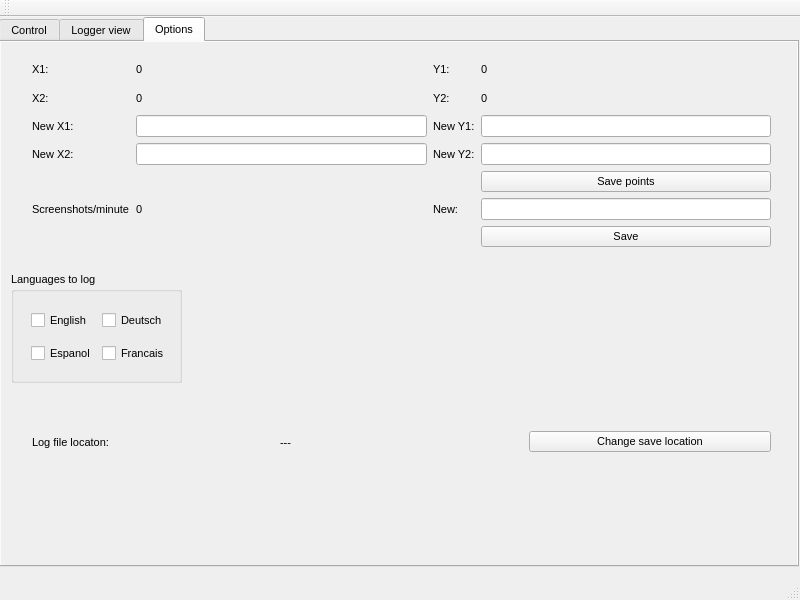
Above: GW2-Chatlogger/gw2chatlogger.ui from Ydalirsson/gw2-Chatlogger before the change. Below: the same form after it.
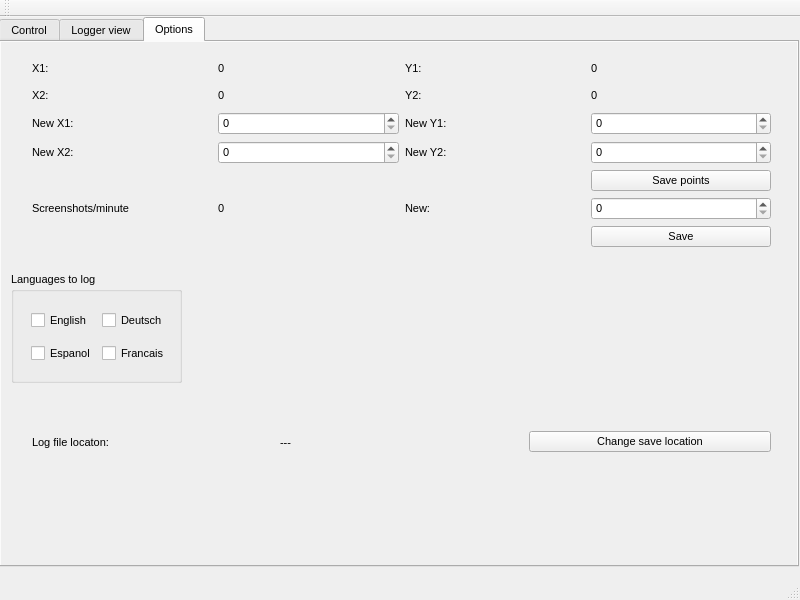
That is the form after the change. The open tabs and pages were chosen to show the change.

```diff
--- a/GW2-Chatlogger/gw2chatlogger.ui
+++ b/GW2-Chatlogger/gw2chatlogger.ui
@@ -188,7 +188,11 @@
         </widget>
        </item>
        <item row="2" column="4">
-        <widget class="QLineEdit" name="newY1Edit"/>
+        <widget class="QSpinBox" name="newY1Edit">
+         <property name="maximum">
+          <number>10000</number>
+         </property>
+        </widget>
        </item>
        <item row="4" column="4">
         <widget class="QPushButton" name="savePointsBtn">
@@ -212,7 +216,11 @@
         </widget>
        </item>
        <item row="5" column="4">
-        <widget class="QLineEdit" name="newSpmEdit"/>
+        <widget class="QSpinBox" name="newSpmEdit">
+         <property name="maximum">
+          <number>240</number>
+         </property>
+        </widget>
        </item>
        <item row="5" column="0">
         <widget class="QLabel" name="spmLbl">
@@ -225,7 +233,11 @@
         </widget>
        </item>
        <item row="2" column="2">
-        <widget class="QLineEdit" name="newX1Edit"/>
+        <widget class="QSpinBox" name="newX1Edit">
+         <property name="maximum">
+          <number>10000</number>
+         </property>
+        </widget>
        </item>
        <item row="3" column="0">
         <widget class="QLabel" name="newX2Lbl">
@@ -263,10 +275,18 @@
         </widget>
        </item>
        <item row="3" column="2">
-        <widget class="QLineEdit" name="newX2Edit"/>
+        <widget class="QSpinBox" name="newX2Edit">
+         <property name="maximum">
+          <number>10000</number>
+         </property>
+        </widget>
        </item>
        <item row="3" column="4">
-        <widget class="QLineEdit" name="newY2Edit"/>
+        <widget class="QSpinBox" name="newY2Edit">
+         <property name="maximum">
+          <number>10000</number>
+         </property>
+        </widget>
        </item>
        <item row="1" column="4">
         <widget class="QLabel" name="y2CurrentLbl">
```
Left out of the diff: 2 changed lines with no effect on the pictures.
